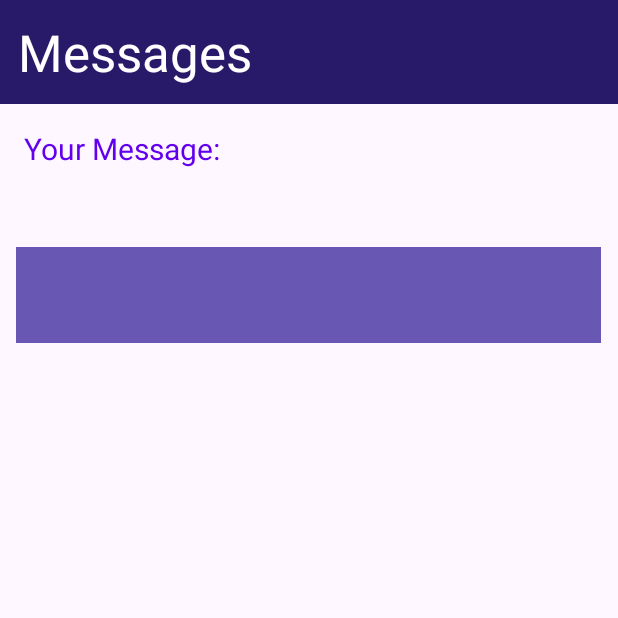
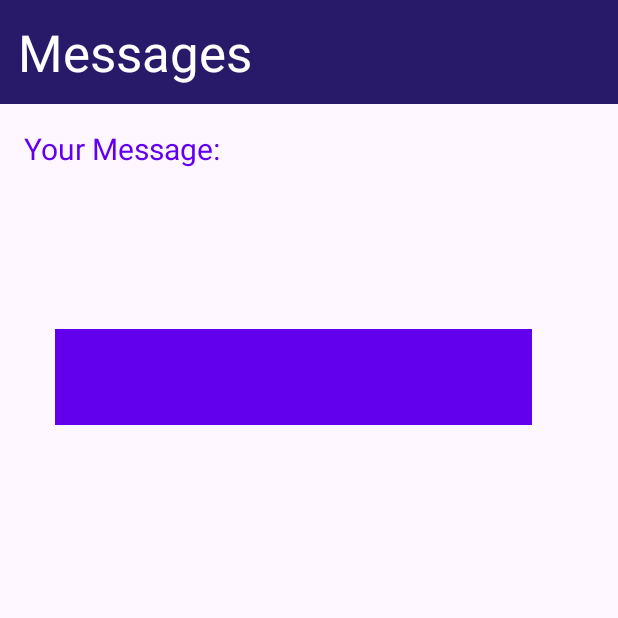
Before and after one commit to Utoben/examplemessenger, an Android app: the ReciewedMessageActivity screen opened directly, with no data from a screen before it, on a phone screen of 412 x 824 dp, the top half of it. Run offline under Robolectric (Android 15) with nearby library versions, the phone set to English and light mode, and no system bars.

```diff
--- a/MessExample/app/src/main/java/com/example/messexample/MainActivity.java
+++ b/MessExample/app/src/main/java/com/example/messexample/MainActivity.java
@@ -2,7 +2,11 @@ package com.example.messexample;
 
 import androidx.appcompat.app.AppCompatActivity;
 
+import android.content.Intent;
 import android.os.Bundle;
+import android.view.View;
+import android.widget.Button;
+import android.widget.TextView;
 
 public class MainActivity extends AppCompatActivity {
 
@@ -10,5 +14,21 @@ public class MainActivity extends AppCompatActivity {
     protected void onCreate(Bundle savedInstanceState) {
         super.onCreate(savedInstanceState);
         setContentView(R.layout.activity_main);
+
+        Button buttonSendMessage = findViewById(R.id.sendbutton);
+        TextView input = findViewById(R.id.editTextMessage);
+        buttonSendMessage.setOnClickListener(new View.OnClickListener() {
+            @Override
+            public void onClick(View v) {
+                String message = input.getText().toString();
+                launchNextScreen(message);
+            }
+        });
+    }
+    private void launchNextScreen(String message){
+        Intent intent = new Intent(this, ReciewedMessageActivity.class);
+        intent.putExtra("m", message);
+        startActivity(intent);
+
     }
 }
--- a/MessExample/app/src/main/java/com/example/messexample/ReciewedMessageActivity.java
+++ b/MessExample/app/src/main/java/com/example/messexample/ReciewedMessageActivity.java
@@ -2,7 +2,9 @@ package com.example.messexample;
 
 import androidx.appcompat.app.AppCompatActivity;
 
+import android.content.Intent;
 import android.os.Bundle;
+import android.widget.TextView;
 
 public class ReciewedMessageActivity extends AppCompatActivity {
 
@@ -10,5 +12,12 @@ public class ReciewedMessageActivity extends AppCompatActivity {
     protected void onCreate(Bundle savedInstanceState) {
         super.onCreate(savedInstanceState);
         setContentView(R.layout.activity_reciewed_message);
+        Intent intent = getIntent();
+        String message = intent.getStringExtra("m");
+        TextView textshow = findViewById(R.id.recievedText);
+        textshow.setText(message);
+
+
+
     }
 }
--- a/MessExample/app/src/main/res/layout/activity_main.xml
+++ b/MessExample/app/src/main/res/layout/activity_main.xml
@@ -47,7 +47,6 @@
         android:layout_height="57dp"
         android:ems="10"
         android:inputType="text"
-        android:text="Name"
         app:layout_constraintBottom_toBottomOf="parent"
         app:layout_constraintStart_toStartOf="parent" />
 
--- a/MessExample/app/src/main/res/layout/activity_reciewed_message.xml
+++ b/MessExample/app/src/main/res/layout/activity_reciewed_message.xml
@@ -5,24 +5,6 @@
     android:layout_width="match_parent"
     android:layout_height="match_parent"
     tools:context=".ReciewedMessageActivity">
-
-    <TextView
-        android:id="@+id/messagetext"
-        android:layout_width="390dp"
-        android:layout_height="64dp"
-        android:layout_margin="0dp"
-        android:background="#6858B3"
-        android:padding="12dp"
-        android:textAlignment="textStart"
-        android:textColor="@color/white"
-        android:textDirection="inherit"
-        android:textSize="24sp"
-        app:layout_constraintBottom_toBottomOf="parent"
-        app:layout_constraintEnd_toEndOf="parent"
-        app:layout_constraintHorizontal_bias="0.476"
-        app:layout_constraintStart_toStartOf="parent"
-        app:layout_constraintTop_toTopOf="parent"
-        app:layout_constraintVertical_bias="0.217" />
 
     <TextView
         android:id="@+id/toptext"
@@ -56,4 +38,18 @@
         android:textSize="20sp"
         app:layout_constraintStart_toStartOf="parent"
         app:layout_constraintTop_toBottomOf="@+id/toptext" />
+
+    <TextView
+        android:id="@+id/recievedText"
+        android:layout_width="318dp"
+        android:layout_height="64dp"
+        android:layout_marginTop="88dp"
+        android:background="@color/design_default_color_primary"
+        android:text=""
+        android:textColor="@color/white"
+        android:textSize="20sp"
+        app:layout_constraintEnd_toEndOf="parent"
+        app:layout_constraintHorizontal_bias="0.387"
+        app:layout_constraintStart_toStartOf="parent"
+        app:layout_constraintTop_toBottomOf="@+id/yourtext" />
 </androidx.constraintlayout.widget.ConstraintLayout>
```
